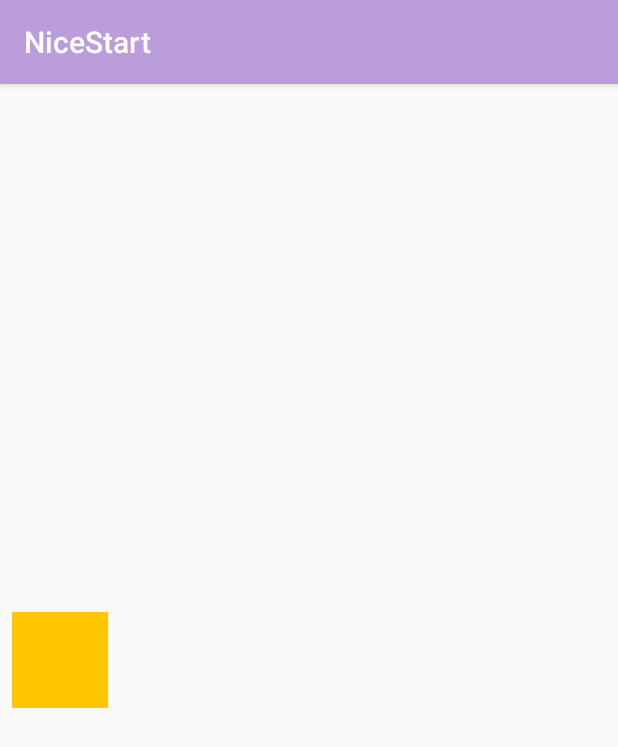
After one commit to KoltX/NiceStart, an Android app: the Motion screen opened directly, with no data from a screen before it, on a phone screen of 412 x 824 dp. The commit adds this screen. Shown: the top 747 px of the screen. Run offline under Robolectric (Android 15) with nearby library versions, the phone set to English and light mode, and no system bars.

Commit message:
motionlayout

```diff
--- /dev/null
+++ b/app/src/main/java/com/ramiro/ernesto/nicestart/Motion.java
@@ -0,0 +1,13 @@
+package com.ramiro.ernesto.nicestart;
+
+import android.support.v7.app.AppCompatActivity;
+import android.os.Bundle;
+
+public class Motion extends AppCompatActivity {
+
+    @Override
+    protected void onCreate(Bundle savedInstanceState) {
+        super.onCreate(savedInstanceState);
+        setContentView(R.layout.activity_motion);
+    }
+}
--- a/app/src/main/res/drawable/scrim.xml
+++ b/app/src/main/res/drawable/scrim.xml
@@ -3,7 +3,7 @@
 
     <gradient
         android:angle="-90"
-        android:startColor="#ffff8800"
+        android:startColor="#ff0088bb"
         android:centerColor="#77ff8800"
         android:endColor="#00ff8800"
         android:type="linear"/>
--- a/app/src/main/res/layout/activity_main.xml
+++ b/app/src/main/res/layout/activity_main.xml
@@ -1,4 +1,3 @@
-<?xml version="1.0" encoding="utf-8"?>
 <RelativeLayout xmlns:android="http://schemas.android.com/apk/res/android"
     xmlns:app="http://schemas.android.com/apk/res-auto"
     xmlns:tools="http://schemas.android.com/tools"
--- /dev/null
+++ b/app/src/main/res/layout/activity_motion.xml
@@ -0,0 +1,26 @@
+<?xml version="1.0" encoding="utf-8"?>
+<!-- activity_main.xml -->
+
+<android.support.constraint.motion.MotionLayout
+    xmlns:android="http://schemas.android.com/apk/res/android"
+    xmlns:app="http://schemas.android.com/apk/res-auto"
+    xmlns:tools="http://schemas.android.com/tools"
+    android:id="@+id/motionLayout"
+    android:layout_width="match_parent"
+    android:layout_height="match_parent"
+    app:layoutDescription="@xml/scene"
+    tools:showPaths="true"
+    >
+
+    <View
+        android:id="@+id/button"
+        android:layout_width="wrap_content"
+        android:layout_height="wrap_content"
+        android:background="@color/colorAccent"
+        android:text="Button"
+        tools:layout_conversion_absoluteHeight="0dp"
+        tools:layout_editor_absoluteY="0dp"
+        tools:layout_editor_absoluteX="0dp"
+        tools:layout_conversion_absoluteWidth="0dp" />
+
+</android.support.constraint.motion.MotionLayout>
--- a/app/src/main/res/layout/splash_screen.xml
+++ b/app/src/main/res/layout/splash_screen.xml
@@ -8,8 +8,9 @@
     <ImageView
         android:layout_width="match_parent"
         android:layout_height="match_parent"
-        android:id="@+id/backforest"
-        />
+        android:id="@+id/backforest"        />
+<!--        android:background="@drawable/mforests"-->
+
 
     <View
         android:layout_width="match_parent"
--- /dev/null
+++ b/app/src/main/res/xml/scene.xml
@@ -0,0 +1,52 @@
+<?xml version="1.0" encoding="utf-8"?>
+<!--
+  Copyright (C) 2018 The Android Open Source Project
+  Licensed under the Apache License, Version 2.0 (the "License");
+  you may not use this file except in compliance with the License.
+  You may obtain a copy of the License at
+       http://www.apache.org/licenses/LICENSE-2.0
+  Unless required by applicable law or agreed to in writing, software
+  distributed under the License is distributed on an "AS IS" BASIS,
+  WITHOUT WARRANTIES OR CONDITIONS OF ANY KIND, either express or implied.
+  See the License for the specific language governing permissions and
+  limitations under the License.
+  -->
+<MotionScene xmlns:android="http://schemas.android.com/apk/res/android"
+    xmlns:motion="http://schemas.android.com/apk/res-auto">
+
+    <Transition
+        motion:constraintSetEnd="@+id/end"
+        motion:constraintSetStart="@+id/start"
+        motion:duration="1000">
+        <OnSwipe
+            motion:dragDirection="dragRight"
+            motion:touchAnchorId="@id/button"
+            motion:touchAnchorSide="right" />
+    </Transition>
+
+    <ConstraintSet android:id="@+id/start">
+        <Constraint android:id="@id/button">
+            <Layout
+                android:layout_width="64dp"
+                android:layout_height="64dp"
+                android:layout_marginStart="8dp"
+                motion:layout_constraintBottom_toBottomOf="parent"
+                motion:layout_constraintStart_toStartOf="parent"
+                motion:layout_constraintTop_toTopOf="parent" />
+        </Constraint>
+    </ConstraintSet>
+
+    <ConstraintSet
+        android:id="@+id/end"
+        motion:deriveConstraintsFrom="@id/start">
+
+        <Constraint android:id="@id/button">
+            <Layout
+                android:layout_width="64dp"
+                android:layout_height="64dp"
+                android:layout_marginEnd="8dp"
+                motion:layout_constraintEnd_toEndOf="parent" />
+        </Constraint>
+    </ConstraintSet>
+
+</MotionScene>
```
Also changed, not shown: app/build.gradle (+12 -10 lines), app/src/main/AndroidManifest.xml (+5 -3 lines), app/src/main/java/com/ramiro/ernesto/nicestart/MainActivity.java (+14 -2 lines), 1 other file.
